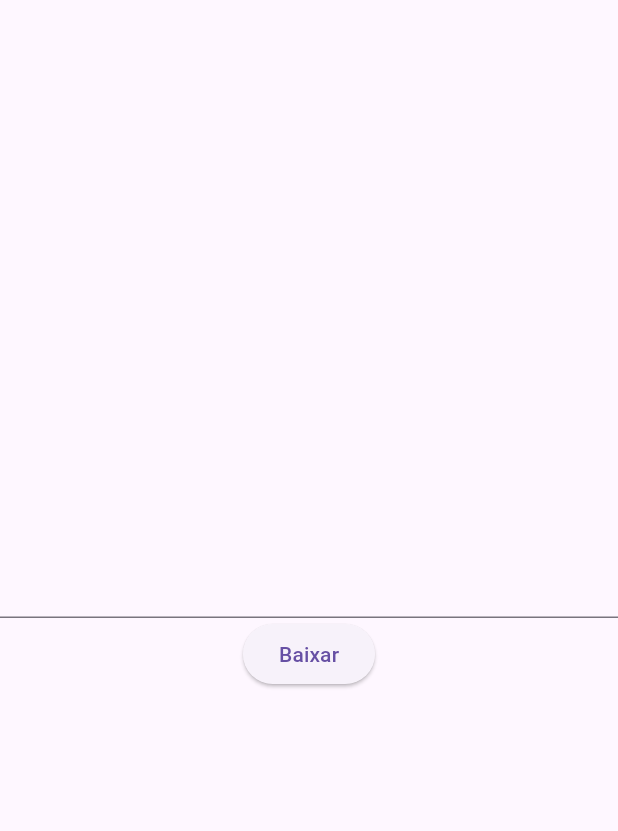
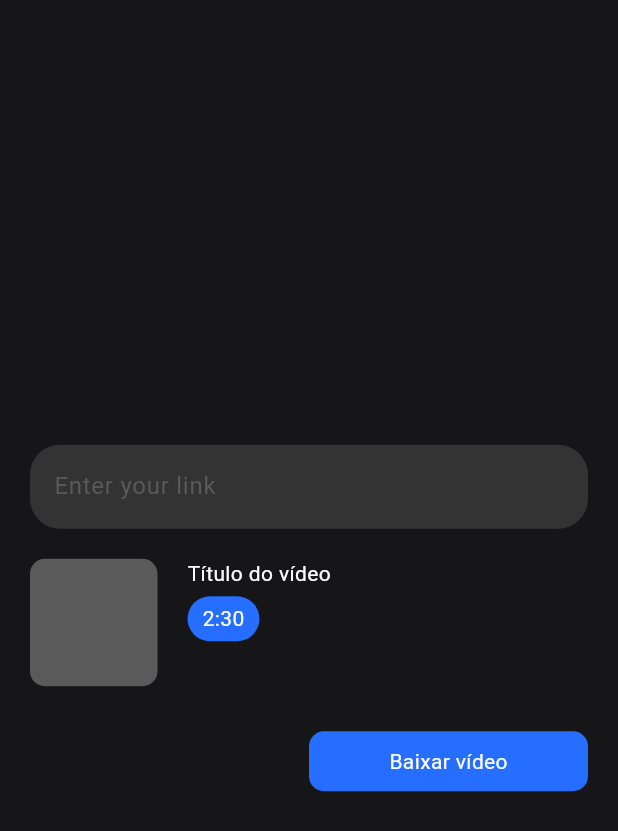
Before and after one commit to underfilho/flutter_ytdlp, a Flutter app: the screen it shows after launch, on a phone screen of 412 x 824 dp. Shown: the top 831 px of the screen. Run offline on Flutter 3.47's test engine with Material 3 defaults, Android fonts, the light colour scheme and no system bars.

Commit message:
ui design

```diff
--- a/lib/app/home.dart
+++ /dev/null
@@ -1,36 +0,0 @@
-import 'package:flutter/material.dart';
-import 'package:flutter_ytdlp/app/downloader_service.dart';
-
-class Home extends StatefulWidget {
-  const Home({super.key});
-
-  @override
-  State<Home> createState() => _HomeState();
-}
-
-class _HomeState extends State<Home> {
-  final urlController = TextEditingController();
-  @override
-  Widget build(BuildContext context) {
-    return Scaffold(
-      body: SafeArea(
-        child: Center(
-          child: Column(
-            mainAxisSize: MainAxisSize.min,
-            children: [
-              TextField(controller: urlController),
-              ElevatedButton(
-                onPressed: () async {
-                  if (urlController.text.isEmpty) return;
-
-                  DownloaderService.instance.getVideoInfo(urlController.text);
-                },
-                child: Text('Baixar'),
-              )
-            ],
-          ),
-        ),
-      ),
-    );
-  }
-}
--- /dev/null
+++ b/lib/app/ui/colors.dart
@@ -0,0 +1,9 @@
+import 'package:flutter/material.dart';
+
+class AppColors {
+  static final Color backgroundColor = Color(0xff161618);
+  static final Color containerColor = Color(0xff333333);
+  static final Color primaryColor = Color(0xff266EFF);
+  static final Color primaryTextColor = Color(0xffFBFBFB);
+  static final Color secondaryTextColor = Color(0xff5A5A5B);
+}
--- /dev/null
+++ b/lib/app/ui/home.dart
@@ -0,0 +1,114 @@
+import 'package:flutter/material.dart';
+import 'package:flutter_ytdlp/app/ui/colors.dart';
+
+class Home extends StatelessWidget {
+  const Home({super.key});
+
+  @override
+  Widget build(BuildContext context) {
+    return Scaffold(
+      backgroundColor: AppColors.backgroundColor,
+      body: SafeArea(
+        child: Center(
+          child: Padding(
+            padding: EdgeInsets.symmetric(horizontal: 20),
+            child: Column(
+              mainAxisSize: MainAxisSize.min,
+              children: [
+                TextField(
+                  decoration: InputDecoration(
+                    filled: true,
+                    fillColor: AppColors.containerColor,
+                    border: OutlineInputBorder(
+                        borderRadius: BorderRadius.circular(20),
+                        borderSide: BorderSide.none),
+                    hintText: "Enter your link",
+                    hintStyle: TextStyle(color: AppColors.secondaryTextColor),
+                  ),
+                  style: TextStyle(
+                    color: AppColors.primaryTextColor,
+                  ),
+                ),
+                SizedBox(
+                  height: 20,
+                ),
+                Row(
+                  crossAxisAlignment: CrossAxisAlignment.start,
+                  children: [
+                    Container(
+                      decoration: BoxDecoration(
+                        borderRadius: BorderRadius.circular(10),
+                        color: AppColors.secondaryTextColor,
+                      ),
+                      width: 85,
+                      height: 85,
+                    ),
+                    SizedBox(
+                      width: 20,
+                    ),
+                    Column(
+                      crossAxisAlignment: CrossAxisAlignment.start,
+                      children: [
+                        Text(
+                          "Título do vídeo",
+                          style: TextStyle(color: AppColors.primaryTextColor),
+                        ),
+                        SizedBox(
+                          height: 5,
+                        ),
+                        Container(
+                          padding:
+                              EdgeInsets.symmetric(horizontal: 10, vertical: 5),
+                          decoration: BoxDecoration(
+                            color: AppColors.primaryColor,
+                            borderRadius: BorderRadius.circular(20),
+                          ),
+                          child: Text(
+                            "2:30",
+                            style: TextStyle(color: AppColors.primaryTextColor),
+                          ),
+                        ),
+                      ],
+                    )
+                  ],
+                ),
+                SizedBox(
+                  height: 30,
+                ),
+                Row(
+                  mainAxisSize: MainAxisSize.max,
+                  children: [
+                    Expanded(
+                      flex: 1,
+                      child: SizedBox(),
+                    ),
+                    Expanded(
+                      flex: 1,
+                      child: InkWell(
+                        onTap: () {},
+                        child: Container(
+                          height: 40,
+                          decoration: BoxDecoration(
+                            borderRadius: BorderRadius.circular(10),
+                            color: AppColors.primaryColor,
+                          ),
+                          child: Center(
+                            child: Text(
+                              'Baixar vídeo',
+                              style:
+                                  TextStyle(color: AppColors.primaryTextColor),
+                            ),
+                          ),
+                        ),
+                      ),
+                    ),
+                  ],
+                ),
+              ],
+            ),
+          ),
+        ),
+      ),
+    );
+  }
+}
--- a/lib/main.dart
+++ b/lib/main.dart
@@ -1,7 +1,7 @@
 import 'package:flutter/material.dart';
-import 'package:flutter_ytdlp/app/downloader_service.dart';
+import 'package:flutter_ytdlp/app/services/downloader_service.dart';
 
-import 'app/home.dart';
+import 'app/ui/home.dart';
 
 void main() async {
   WidgetsFlutterBinding.ensureInitialized();
```
Also changed, not shown: lib/app/services/downloader_service.dart (renamed from lib/app/downloader_service.dart), pubspec.lock.
